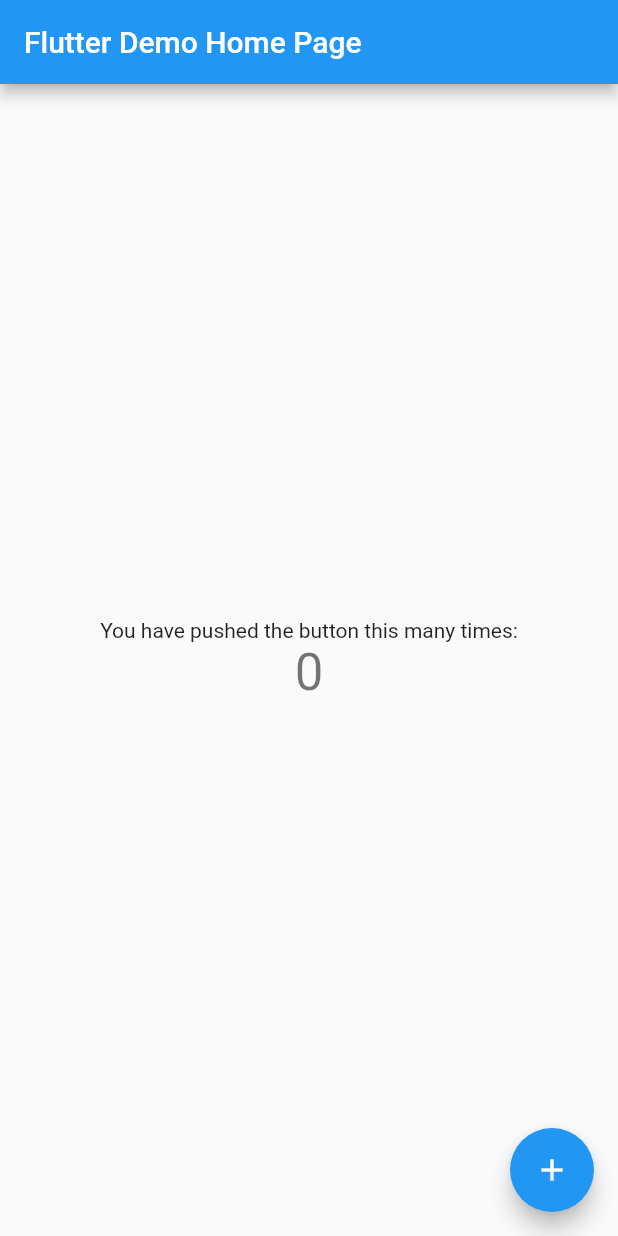
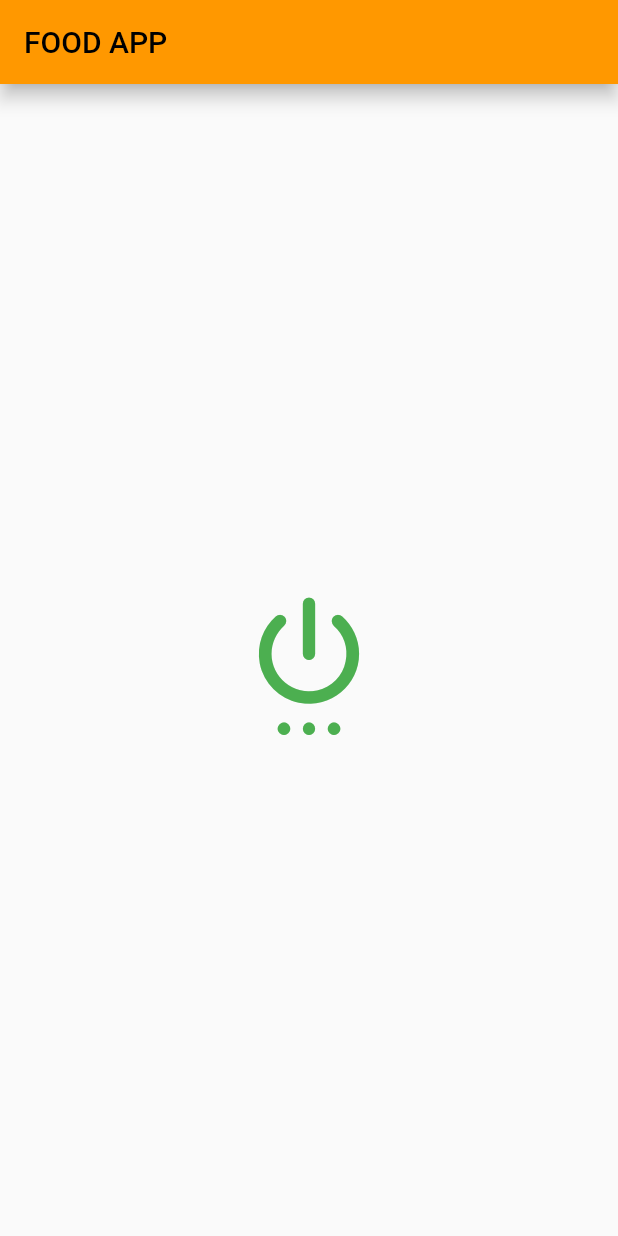
Before and after one commit to JongReulk/food_app, a Flutter app: the screen it shows after launch, on a phone screen of 412 x 824 dp. Run offline on Flutter 3.47's test engine with Material 2 defaults, Android fonts, the phone set to English and light mode, and no system bars.

Commit message:
음식 레시피 어플 비빔밥 사진 추가

```diff
--- a/lib/main.dart
+++ b/lib/main.dart
@@ -1,115 +1,51 @@
 import 'package:flutter/material.dart';
+import 'package:food_app/food_main.dart';
 
 void main() {
-  runApp(const MyApp());
+  runApp(const FoodApp());
 }
 
-class MyApp extends StatelessWidget {
-  const MyApp({Key? key}) : super(key: key);
+class FoodApp extends StatelessWidget {
+  const FoodApp({Key? key}) : super(key: key);
 
-  // This widget is the root of your application.
   @override
   Widget build(BuildContext context) {
     return MaterialApp(
-      title: 'Flutter Demo',
+      title: 'Food APP',
       theme: ThemeData(
-        // This is the theme of your application.
-        //
-        // Try running your application with "flutter run". You'll see the
-        // application has a blue toolbar. Then, without quitting the app, try
-        // changing the primarySwatch below to Colors.green and then invoke
-        // "hot reload" (press "r" in the console where you ran "flutter run",
-        // or simply save your changes to "hot reload" in a Flutter IDE).
-        // Notice that the counter didn't reset back to zero; the application
-        // is not restarted.
-        primarySwatch: Colors.blue,
+        primarySwatch: Colors.orange,
       ),
-      home: const MyHomePage(title: 'Flutter Demo Home Page'),
+      home: const FoodLobby(),
     );
   }
 }
 
-class MyHomePage extends StatefulWidget {
-  const MyHomePage({Key? key, required this.title}) : super(key: key);
 
-  // This widget is the home page of your application. It is stateful, meaning
-  // that it has a State object (defined below) that contains fields that affect
-  // how it looks.
-
-  // This class is the configuration for the state. It holds the values (in this
-  // case the title) provided by the parent (in this case the App widget) and
-  // used by the build method of the State. Fields in a Widget subclass are
-  // always marked "final".
-
-  final String title;
-
-  @override
-  State<MyHomePage> createState() => _MyHomePageState();
-}
-
-class _MyHomePageState extends State<MyHomePage> {
-  int _counter = 0;
-
-  void _incrementCounter() {
-    setState(() {
-      // This call to setState tells the Flutter framework that something has
-      // changed in this State, which causes it to rerun the build method below
-      // so that the display can reflect the updated values. If we changed
-      // _counter without calling setState(), then the build method would not be
-      // called again, and so nothing would appear to happen.
-      _counter++;
-    });
-  }
+class FoodLobby extends StatelessWidget {
+  const FoodLobby({Key? key}) : super(key: key);
 
   @override
   Widget build(BuildContext context) {
-    // This method is rerun every time setState is called, for instance as done
-    // by the _incrementCounter method above.
-    //
-    // The Flutter framework has been optimized to make rerunning build methods
-    // fast, so that you can just rebuild anything that needs updating rather
-    // than having to individually change instances of widgets.
     return Scaffold(
       appBar: AppBar(
-        // Here we take the value from the MyHomePage object that was created by
-        // the App.build method, and use it to set our appbar title.
-        title: Text(widget.title),
+        title: Text('FOOD APP'),
+        elevation: 5.0,
       ),
-      body: Center(
-        // Center is a layout widget. It takes a single child and positions it
-        // in the middle of the parent.
-        child: Column(
-          // Column is also a layout widget. It takes a list of children and
-          // arranges them vertically. By default, it sizes itself to fit its
-          // children horizontally, and tries to be as tall as its parent.
-          //
-          // Invoke "debug painting" (press "p" in the console, choose the
-          // "Toggle Debug Paint" action from the Flutter Inspector in Android
-          // Studio, or the "Toggle Debug Paint" command in Visual Studio Code)
-          // to see the wireframe for each widget.
-          //
-          // Column has various properties to control how it sizes itself and
-          // how it positions its children. Here we use mainAxisAlignment to
-          // center the children vertically; the main axis here is the vertical
-          // axis because Columns are vertical (the cross axis would be
-          // horizontal).
-          mainAxisAlignment: MainAxisAlignment.center,
-          children: <Widget>[
-            const Text(
-              'You have pushed the button this many times:',
-            ),
-            Text(
-              '$_counter',
-              style: Theme.of(context).textTheme.headline4,
-            ),
-          ],
+      body: Container(
+        child: Center(
+          child: IconButton(
+            iconSize: 100.0,
+            color: Colors.green,
+            disabledColor: Colors.grey,
+            icon: Icon(Icons.settings_power_rounded),
+            onPressed: () {
+              Navigator.of(context).push(MaterialPageRoute(builder: (context){
+                return FoodMain();
+              }));
+            },
+          ),
         ),
       ),
-      floatingActionButton: FloatingActionButton(
-        onPressed: _incrementCounter,
-        tooltip: 'Increment',
-        child: const Icon(Icons.add),
-      ), // This trailing comma makes auto-formatting nicer for build methods.
     );
   }
 }
--- a/pubspec.yaml
+++ b/pubspec.yaml
@@ -58,9 +58,8 @@ flutter:
   uses-material-design: true
 
   # To add assets to your application, add an assets section, like this:
-  # assets:
-  #   - images/a_dot_burr.jpeg
-  #   - images/a_dot_ham.jpeg
+  assets:
+    - assets/bibimbap.jpg
 
   # An image asset can refer to one or more resolution-specific "variants", see
   # https://flutter.dev/assets-and-images/#resolution-aware.
```
Also changed, not shown: lib/data/recipe.dart (added, +8 -0 lines), lib/food_main.dart (added, +51 -0 lines), assets/bibimbap.jpg (added), 1 other file.
